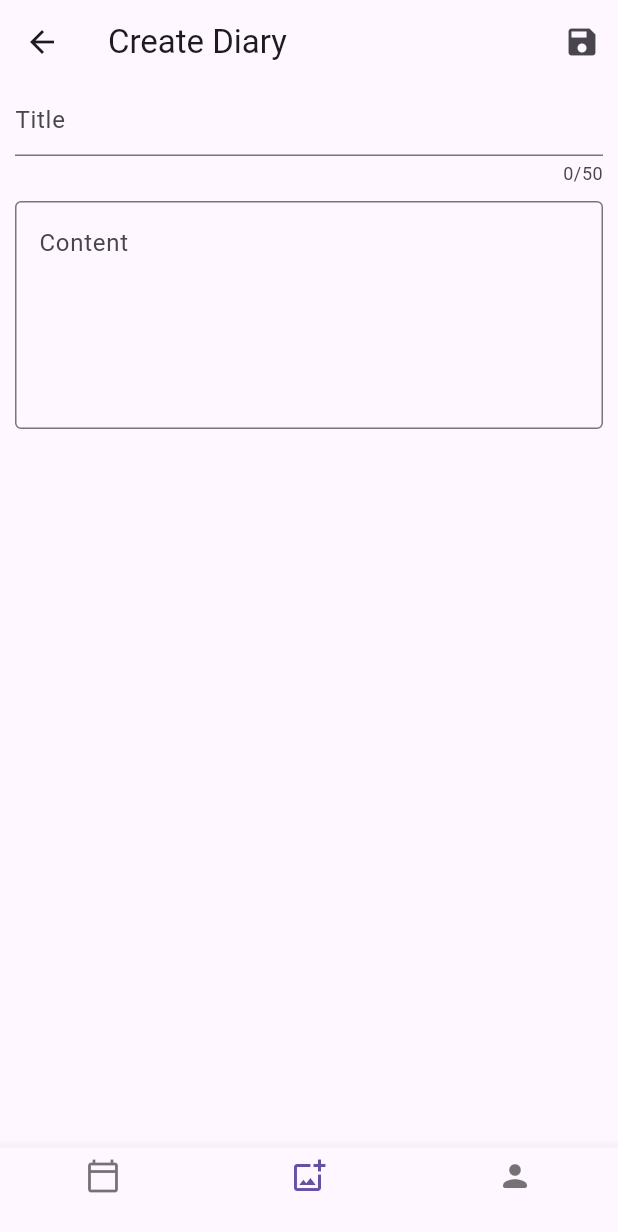
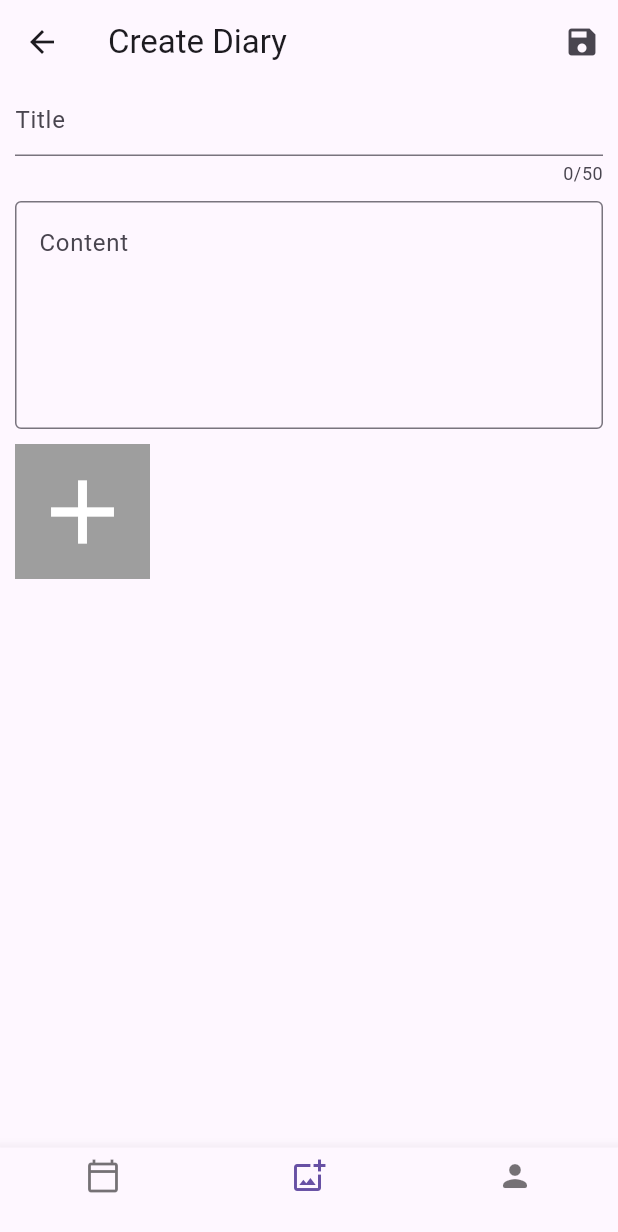
Before and after one commit to wing9537/FreeFlow, a Flutter app: the CreateDiary screen opened by its route, on a phone screen of 412 x 824 dp. Shown: the top 1232 px of the screen. Run offline on Flutter 3.47's test engine with Material 2 defaults, Android fonts, the phone set to English and light mode, and no system bars; our stand-ins replace camera, sqflite; accounts and stored records are empty.

Commit message:
can take photo now

```diff
--- a/lib/app.dart
+++ b/lib/app.dart
@@ -3,6 +3,7 @@ import 'package:free_flow/common/constant.dart';
 import 'package:free_flow/state/new_diary.dart';
 import 'package:free_flow/views/calendar/calendar.dart';
 import 'package:free_flow/views/diary/create_diary.dart';
+import 'package:free_flow/views/diary/take_photo.dart';
 import 'package:free_flow/views/profile/profile.dart';
 import 'package:provider/provider.dart';
 
@@ -23,6 +24,7 @@ class App extends StatelessWidget {
           Nav.calendar: (_) => const Calendar(),
           Nav.createDiary: (_) => const CreateDiary(),
           Nav.profile: (_) => const Profile(),
+          Nav.takePhoto: (_) => TakePhoto(),
         },
       ),
     );
--- a/lib/common/constant.dart
+++ b/lib/common/constant.dart
@@ -1,6 +1,7 @@
 class Nav {
   static const String calendar = "/calendar";
   static const String createDiary = "/diary/create";
+  static const String takePhoto = "/diary/takePhoto";
   static const String profile = "/profile";
   static const path = [calendar, createDiary, profile];
 }
--- a/lib/common/sqlite.dart
+++ b/lib/common/sqlite.dart
@@ -8,7 +8,11 @@ class Sqlite {
   late Database _database;
 
   Future<Database> get database async {
-    return _database.isOpen ? _database : await createDatabase();
+    try {
+      return _database.isOpen ? _database : await createDatabase();
+    } catch (e) {
+      return await createDatabase();
+    }
   }
 
   Future<Database> createDatabase() async {
--- a/lib/main.dart
+++ b/lib/main.dart
@@ -1,4 +1,5 @@
 import 'package:flutter/cupertino.dart';
+import 'package:free_flow/common/camera.dart';
 import 'package:free_flow/common/sqlite.dart';
 
 import 'app.dart';
@@ -6,4 +7,5 @@ import 'app.dart';
 void main() {
   runApp(const App());
   Sqlite.provider.createDatabase();
+  Camera.provider.connectCamera();
 }
--- a/lib/views/diary/create_diary.dart
+++ b/lib/views/diary/create_diary.dart
@@ -1,6 +1,7 @@
 import 'package:flutter/material.dart';
 import 'package:free_flow/common/tool.dart';
 import 'package:free_flow/state/new_diary.dart';
+import 'package:free_flow/views/diary/photo_list.dart';
 import 'package:free_flow/widgets/bottom_nav_bar.dart';
 import 'package:provider/provider.dart';
 
@@ -41,7 +42,9 @@ class _CreateDiaryState extends State<CreateDiary> {
           child: Form(
             key: _formKey,
             autovalidateMode: AutovalidateMode.onUserInteraction,
-            child: Column(children: [
+            child: Column(
+              crossAxisAlignment: CrossAxisAlignment.start,
+              children: [
                 TextFormField(
                   maxLength: 50,
                   initialValue: form.title,
@@ -62,7 +65,10 @@ class _CreateDiaryState extends State<CreateDiary> {
                     hintText: "Content",
                   ),
                 ),
-            ]),
+                const SizedBox(height: 10),
+                const PhotoList(),
+              ],
+            ),
           ),
         ),
       ),
--- /dev/null
+++ b/lib/views/diary/photo_list.dart
@@ -0,0 +1,42 @@
+import 'package:flutter/foundation.dart';
+import 'package:flutter/material.dart';
+import 'package:free_flow/common/constant.dart';
+import 'package:free_flow/state/new_diary.dart';
+import 'package:provider/provider.dart';
+
+class PhotoList extends StatefulWidget {
+  const PhotoList({super.key});
+
+  final double size = 90;
+
+  @override
+  State<StatefulWidget> createState() => _PhotoListState();
+}
+
+class _PhotoListState extends State<PhotoList> {
+  @override
+  Widget build(BuildContext context) {
+    final NewDiaryState form = context.read();
+    return Wrap(
+      children: [
+        Ink(
+          height: widget.size,
+          width: widget.size,
+          decoration: const ShapeDecoration(
+            color: Colors.grey,
+            shape: ContinuousRectangleBorder(),
+          ),
+          child: IconButton(
+            iconSize: 72,
+            icon: const Icon(Icons.add),
+            color: Colors.white,
+            onPressed: () => Navigator.pushNamed(context, Nav.takePhoto),
+          ),
+        ),
+        for (Uint8List photo in form.photos)
+          Image.memory(photo,
+              width: widget.size, height: widget.size, fit: BoxFit.cover),
+      ],
+    );
+  }
+}
--- a/pubspec.yaml
+++ b/pubspec.yaml
@@ -16,7 +16,7 @@ publish_to: 'none' # Remove this line if you wish to publish to pub.dev
 # https://developer.apple.com/library/archive/documentation/General/Reference/InfoPlistKeyReference/Articles/CoreFoundationKeys.html
 # In Windows, build-name is used as the major, minor, and patch parts
 # of the product and file versions while build-number is used as the build suffix.
-version: 1.0.0+1
+version: 1.0.0
 
 environment:
   sdk: '>=3.0.3 <4.0.0'
@@ -37,6 +37,7 @@ dependencies:
   path: ^1.8.3
   uuid: ^3.0.7
   intl: ^0.18.1
+  camera: ^0.10.5+2
 
 dev_dependencies:
   flutter_test:
```
Also changed, not shown: lib/common/camera.dart (added, +21 -0 lines), lib/state/new_diary.dart (+7 -0 lines), lib/views/diary/take_photo.dart (added, +78 -0 lines), pubspec.lock, 1 other file. Lines whose indentation alone changed are shown as unchanged.
